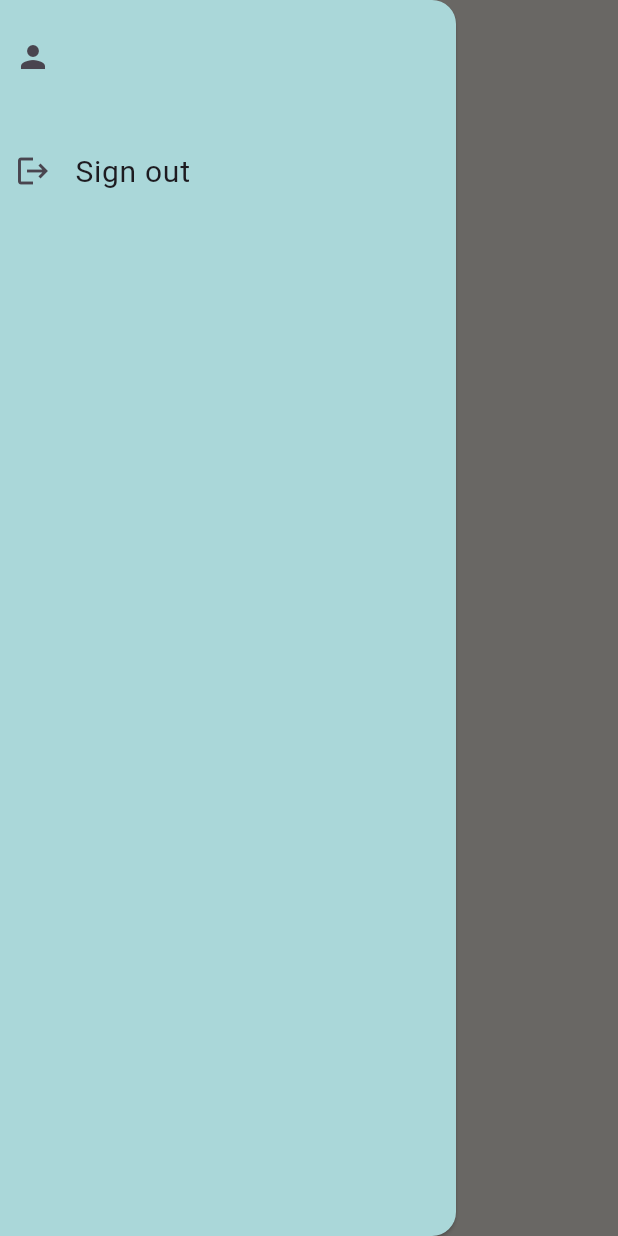
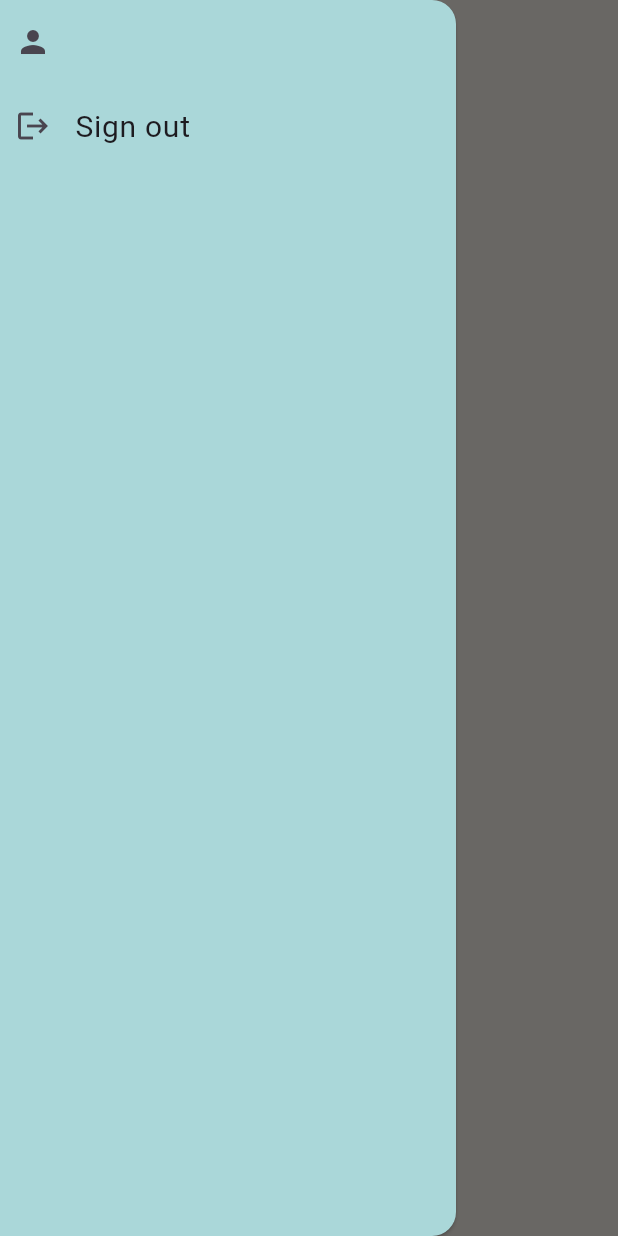
Before and after one commit to KaustubhVaidya404/LocationExplorer, a Flutter app: the HomeScreen screen opened directly, with the side drawer open, on a phone screen of 412 x 824 dp. Run offline on Flutter 3.47's test engine with Material 3 defaults, Android fonts, the phone set to English and light mode, and no system bars; our stand-ins replace camera, cloud_firestore, email_validator, firebase_auth, firebase_core, firebase_storage and 5 more; accounts and stored records are empty; generated files the repository leaves out were written again.

```diff
--- a/lib/view/ui/home_screen.dart
+++ b/lib/view/ui/home_screen.dart
@@ -85,7 +85,7 @@ class _HomeScreenState extends State<HomeScreen> {
           child: ListView(
             children: [
               ListTile(
-                contentPadding: const EdgeInsets.all(10),
+                contentPadding: const EdgeInsets.symmetric(horizontal: 10),
                 leading: const Icon(Icons.person),
                 title: Text(
                   "$email",
@@ -93,7 +93,7 @@ class _HomeScreenState extends State<HomeScreen> {
                 ),
               ),
               ListTile(
-                contentPadding: const EdgeInsets.all(10),
+                contentPadding: const EdgeInsets.symmetric(horizontal: 10),
                 leading: const Icon(Icons.logout),
                 title: const Text(
                   'Sign out',
```
